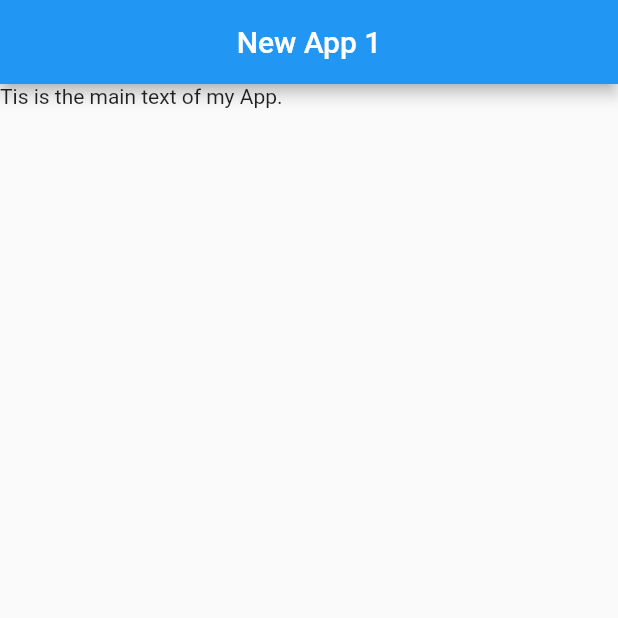
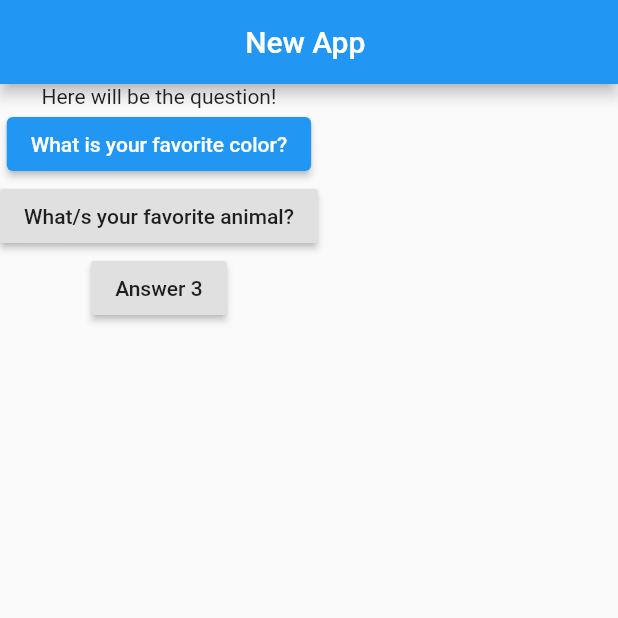
Before and after one commit to Luka-dot/flutter-test, a Flutter app: the screen it shows after launch, on a phone screen of 412 x 824 dp, the top half of it. Run offline on Flutter 3.47's test engine with Material 2 defaults, Android fonts, the phone set to English and light mode, and no system bars.

Commit message:
basic basic set-up

```diff
--- a/lib/main.dart
+++ b/lib/main.dart
@@ -5,18 +5,42 @@ void main() {
 }
 
 class MyApp extends StatelessWidget {
+  void answerQuestion() {
+    print('Answer selected!');
+  }
+
   Widget build(BuildContext context) {
+    var questionsList = [
+      'What is your favorite color?',
+      'What/s your favorite animal?'
+    ];
+
     return MaterialApp(
       home: Scaffold(
           appBar: AppBar(
-          title: Text('New App 1'),
+            title: const Text('New App '),
             centerTitle: true,
             bottomOpacity: 0.8,
           ),
-        body: const Text(
-          'Tis is the main text of my App.',
+          body: Column(
+            children: [
+              Text('Here will be the question!'),
+              ElevatedButton(
+                  child: Text(questionsList[0]), onPressed: answerQuestion),
+              RaisedButton(
+                child: Text(
+                  questionsList.elementAt(1),
                 ),
+                onPressed: () => print('Answer TWO choosen!'),
               ),
+              RaisedButton(
+                child: Text('Answer 3'),
+                onPressed: () {
+                  print('Answer no:3 selected!');
+                },
+              ),
+            ],
+          )),
     );
   }
 }
```
Lines whose indentation alone changed are shown as unchanged.
